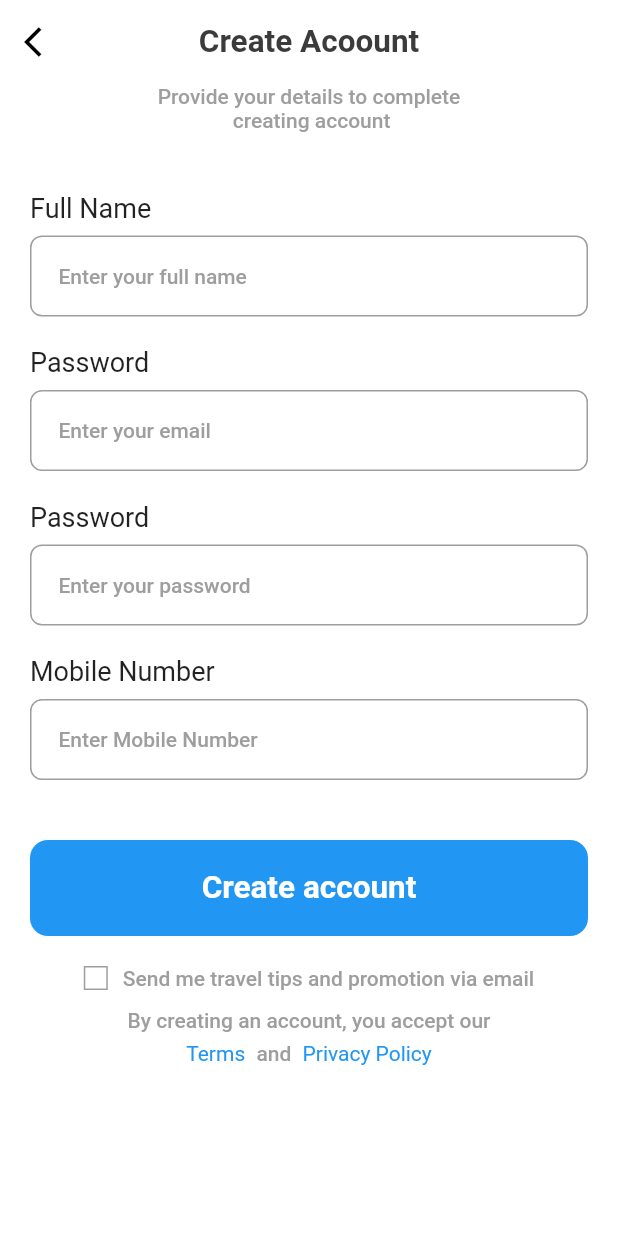
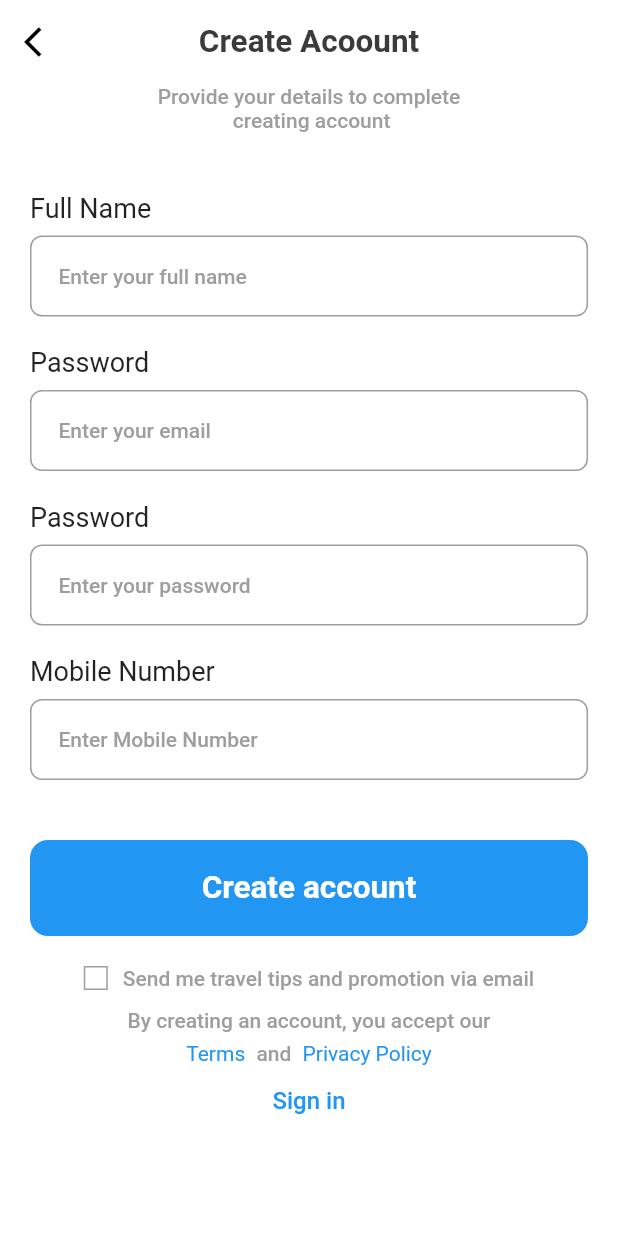
Before and after one commit to HumbleGh/eatsy, a Flutter app: the SignUpScreen screen opened directly, on a phone screen of 412 x 824 dp. Run offline on Flutter 3.47's test engine with Material 2 defaults, Android fonts, the phone set to English and light mode, and no system bars; our stand-ins replace gap, get.

Commit message:
minor updates

```diff
--- a/lib/pages/sign_up_screen.dart
+++ b/lib/pages/sign_up_screen.dart
@@ -1,3 +1,4 @@
+import 'package:eatsy/pages/home_page.dart';
 import 'package:eatsy/utils/app_layout.dart';
 import 'package:eatsy/utils/app_style.dart';
 import 'package:eatsy/widgets/button_text.dart';
@@ -103,7 +104,18 @@ class _SignUpScreenState extends State<SignUpScreen> {
                 style: TextStyle(color: Colors.blue),
               ),
             ],
-          )
+          ),
+          TextButton(
+            onPressed: () {
+              Navigator.push(context,
+                  MaterialPageRoute(builder: (context) => const HomePage()));
+            },
+            child: Text(
+              'Sign in',
+              style: TextStyle(color: Colors.blue[500], fontSize: 16),
+              textAlign: TextAlign.center,
+            ),
+          ),
         ],
       ),
     );
```
